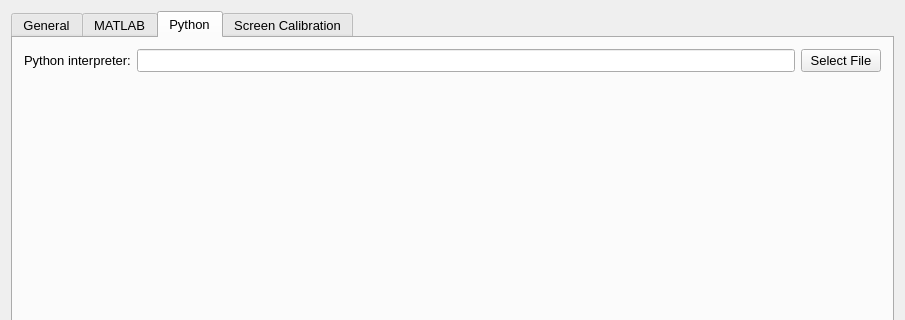
This is src/AnyWave/Prefs/AwPrefsDial.ui in HIP-infrastructure/anywave-code as Qt 5 draws it before an edit; both pictures show x 0 to 905 and y 0 to 320 of the 905 by 525 pixel window. The edited form follows.
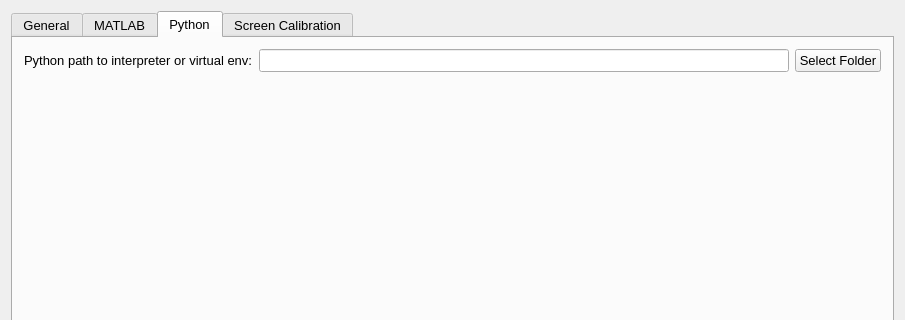
This is the edited form. The open tabs and pages were chosen to show the change. Icons and pictures are not drawn.

```diff
--- a/src/AnyWave/Prefs/AwPrefsDial.ui
+++ b/src/AnyWave/Prefs/AwPrefsDial.ui
@@ -897,7 +897,7 @@
               </sizepolicy>
              </property>
              <property name="text">
-              <string>Python interpreter:</string>
+              <string>Python path to interpreter or virtual env:</string>
              </property>
             </widget>
            </item>
@@ -923,7 +923,7 @@
               </sizepolicy>
              </property>
              <property name="text">
-              <string>Select File</string>
+              <string>Select Folder</string>
              </property>
             </widget>
            </item>
```
Left out of the diff: 2 changed lines with no effect on the pictures.
